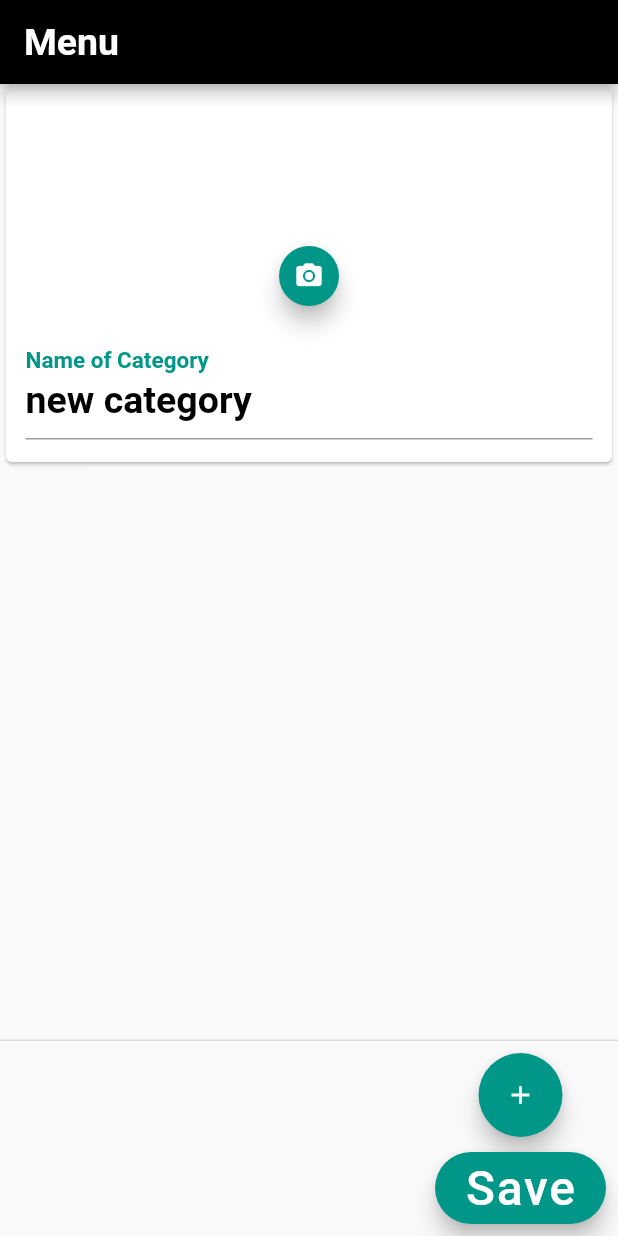
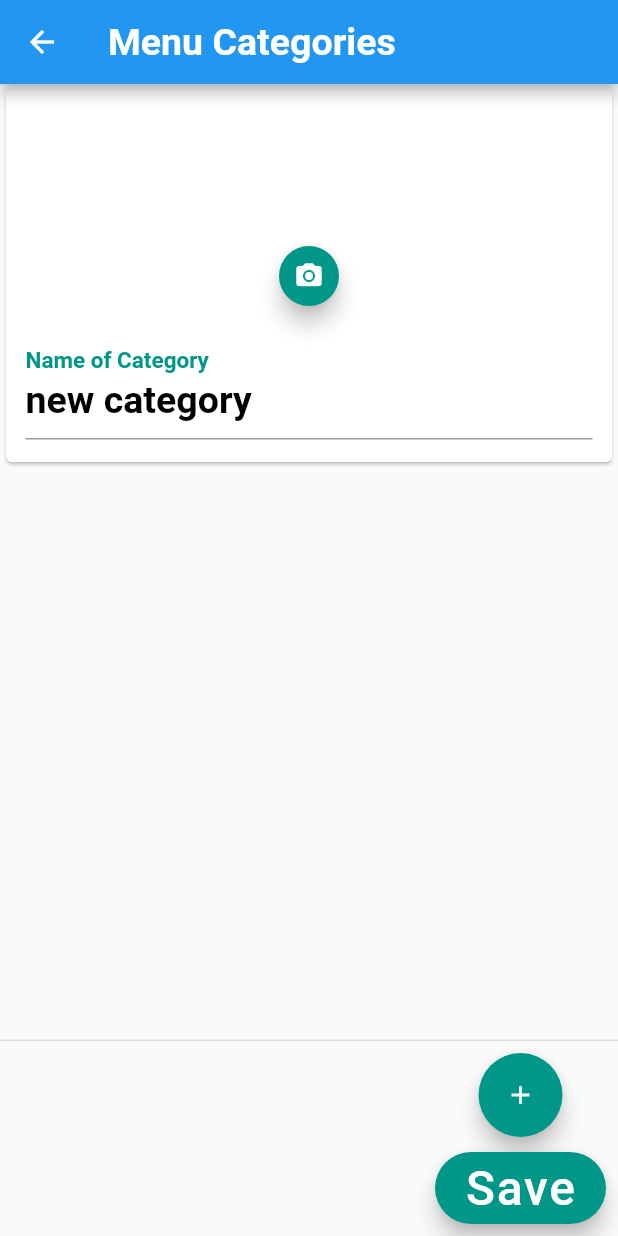
Before and after one commit to fayruozAtef/managerwebapp, a Flutter app: the Categories screen opened directly, after a tap on the "add" icon, on a phone screen of 412 x 824 dp. Run offline on Flutter 3.47's test engine with Material 2 defaults, Android fonts, the phone set to English and light mode, and no system bars; our stand-ins replace barcode_widget, cloud_firestore, file_picker, firebase_auth, firebase_core, firebase_storage; missing offline and left inert: dart:html; accounts and stored records are empty.

Commit message:
update rahma work

```diff
--- a/lib/widgets/Login.dart
+++ b/lib/widgets/Login.dart
@@ -2,7 +2,6 @@ import 'package:cloud_firestore/cloud_firestore.dart';
 import 'package:firebase_auth/firebase_auth.dart';
 import 'package:flutter/material.dart';
 import 'package:managerweb/widgets/home.dart';
-import 'package:managerweb/widgets/qr_create_page.dart';
 import 'Background/backWithOpacity.dart';
 import 'signup/auth.dart';
 
--- a/lib/widgets/totalPayment.dart
+++ b/lib/widgets/totalPayment.dart
@@ -56,8 +56,8 @@ class _payment extends State<payment> {
 
     return Scaffold(
       appBar: AppBar(
-        title: Text('Total Payment', style: TextStyle(color: Colors.white, fontSize: 40,)),
-        backgroundColor: Colors.black,
+        title:const Text('Total Payment', style: TextStyle(color: Colors.white, fontSize: 30,)),
+        //backgroundColor: Colors.black,
       ),
       body:SingleChildScrollView(
         child: Column(
--- a/lib/widgets/update_categories.dart
+++ b/lib/widgets/update_categories.dart
@@ -71,13 +71,13 @@ class _CategoriesState extends State<Categories> {
   Widget build(BuildContext context) {
     return Scaffold(
       appBar: AppBar(
-        title: const Text('Menu' ,
+        title: const Text('Menu Categories' ,
             style: TextStyle(color: Colors.white, fontSize: 25,
               fontWeight: FontWeight.bold,
             )
         ),
-        backgroundColor: Colors.black,
-        automaticallyImplyLeading: false,
+        //backgroundColor: Colors.black,
+        //automaticallyImplyLeading: false,
       ),
       body:SingleChildScrollView(
        child:Form(
@@ -87,7 +87,7 @@ class _CategoriesState extends State<Categories> {
              for(int i=0;i<name.length;i++)
                 Card(
                   child:InkWell(onTap: (){
-                    Navigator.of(context).pushReplacement(
+                    Navigator.of(context).push(
                         MaterialPageRoute(builder: (context)=>details(title: name[i])));
                   },
                     child: Column(
--- a/lib/widgets/update_menu.dart
+++ b/lib/widgets/update_menu.dart
@@ -84,8 +84,8 @@ MyAppState({Key? key, required this.title2}) : super();
   Widget build(BuildContext context) {
     return Scaffold(
       appBar: AppBar(
-        title: Text(title2, style: TextStyle(color: Colors.white, fontSize: 40,)),
-        backgroundColor: Colors.black,
+        title: Text(title2, style: TextStyle(color: Colors.white, fontSize: 30,)),
+        //backgroundColor: Colors.black,
       ),
       body:SingleChildScrollView(
         child:Form(
```
Also changed, not shown: lib/widgets/home.dart (+16 -2 lines), 1 other file.
